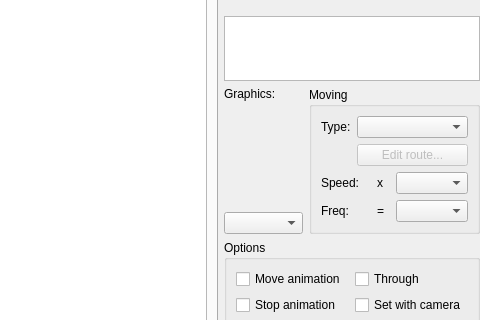
Above: Editor/CustomWidgets/panelobject.ui from RPG-Paper-Maker/RPG-Paper-Maker before the change; both pictures show x 299 to 779 and y 263 to 583 of the 779 by 668 pixel window. Below: the same form after it.
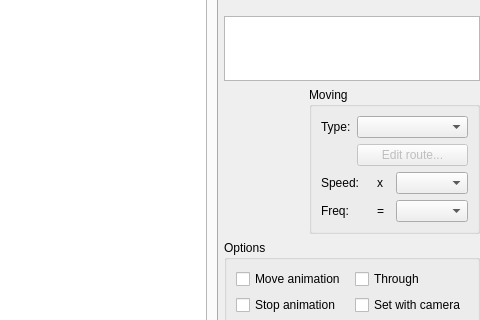
That is the form after the change. Custom widgets are drawn as their Qt base class.

Commit message: [WIP] Update change graphics to select graphics exactly like in object options: PanelGraphics

```diff
--- a/Editor/CustomWidgets/panelobject.ui
+++ b/Editor/CustomWidgets/panelobject.ui
@@ -416,21 +416,7 @@
             </widget>
            </item>
            <item row="0" column="0">
-            <layout class="QVBoxLayout" name="verticalLayout" stretch="0,1,0">
-             <item>
-              <widget class="QLabel" name="labelGraphics">
-               <property name="text">
-                <string>Graphics:</string>
-               </property>
-              </widget>
-             </item>
-             <item>
-              <widget class="WidgetGraphics" name="frameGraphics" native="true"/>
-             </item>
-             <item>
-              <widget class="QComboBox" name="comboBoxGraphics"/>
-             </item>
-            </layout>
+            <widget class="PanelGraphics" name="panelGraphics" native="true"/>
            </item>
           </layout>
          </item>
@@ -483,9 +469,9 @@
    <header>widgetsupertree.h</header>
   </customwidget>
   <customwidget>
-   <class>WidgetGraphics</class>
+   <class>PanelGraphics</class>
    <extends>QWidget</extends>
-   <header>widgetgraphics.h</header>
+   <header>panelgraphics.h</header>
    <container>1</container>
   </customwidget>
  </customwidgets>
```
The commit also changes 8 other files.
